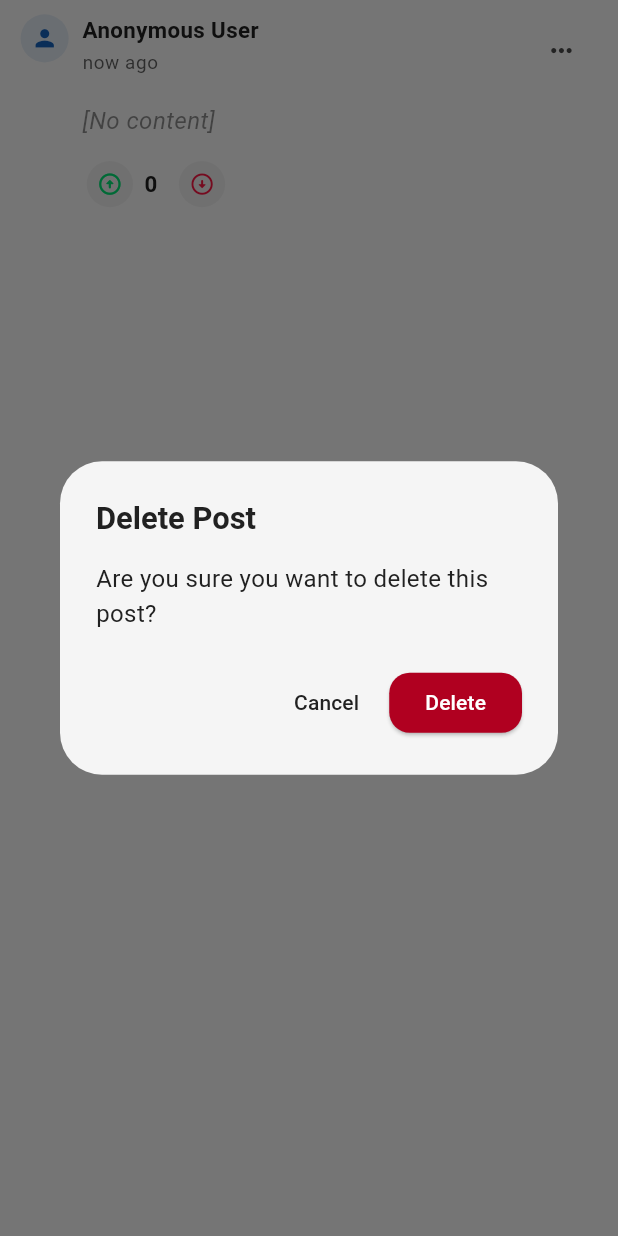
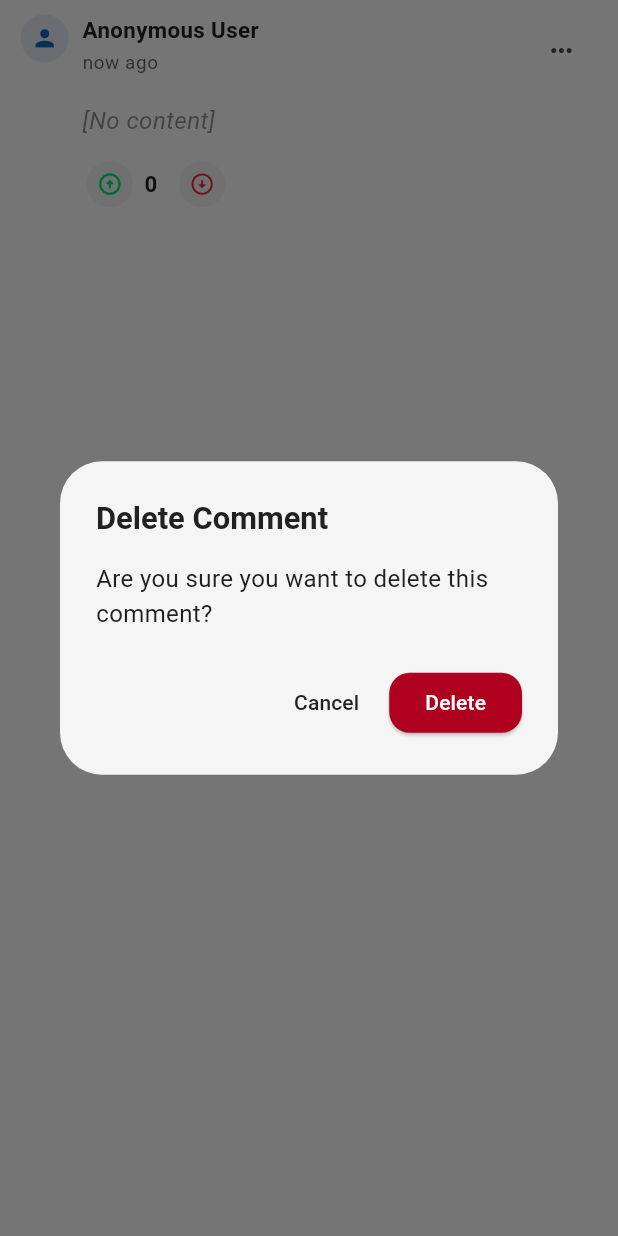
Before and after one commit to MahmoudShawky1612/LearneVerse, a Flutter app: the CommentItem widget shown alone on an empty page, opened directly with empty values, after a tap on the "keyboard control" icon, after a tap on "Delete", on a phone screen of 412 x 824 dp. Run offline on Flutter 3.47's test engine with Material 3 defaults, Android fonts, the phone set to English and light mode, and no system bars; our stand-ins replace bloc, flutter_bloc, flutter_screenutil, flutter_secure_storage, font_awesome_flutter, go_router and 8 more; accounts and stored records are empty; network calls fail.

Commit message:
edit and delete comment done successfully, el7amdullah

```diff
--- a/lib/features/profile/presentation/widgets/build_comments.dart
+++ b/lib/features/profile/presentation/widgets/build_comments.dart
@@ -37,9 +37,7 @@ class BuildComments extends StatelessWidget {
       itemBuilder: (BuildContext context, int index) {
         return CommentItem(
           comment: comments[index],
-          delete: delete,
-          edit: edit,
-        );
+          );
       },
     );
   }
--- a/lib/features/profile/presentation/widgets/comment_item.dart
+++ b/lib/features/profile/presentation/widgets/comment_item.dart
@@ -6,6 +6,9 @@ import 'package:flutterwidgets/features/comments/services/comment_service.dart';
 import 'package:flutterwidgets/utils/token_storage.dart';
 import 'package:flutterwidgets/utils/url_helper.dart';
 import 'package:go_router/go_router.dart';
+import 'package:flutterwidgets/features/profile/logic/cubit/user_comments_cubit.dart';
+import 'package:flutterwidgets/features/profile/logic/cubit/user_comments_states.dart';
+import 'package:flutterwidgets/features/profile/services/user_comments.service.dart';
 
 import '../../../../utils/jwt_helper.dart';
 import '../../../comments/data/models/comment_model.dart';
@@ -17,14 +20,10 @@ import '../../../home/presentation/widgets/vote_button.dart';
 
 class CommentItem extends StatefulWidget {
   final Comment comment;
-  final Function? delete;
-  final Function? edit;
 
   const CommentItem({
     super.key,
     required this.comment,
-    this.delete,
-    this.edit,
   });
 
   @override
@@ -51,8 +50,6 @@ class _CommentItemState extends State<CommentItem> {
     downVoteColor = widget.comment.voteType == "DOWNVOTE"
         ? const Color(0xFFFF1744)
         : Colors.grey;
-    print('Vote Counter: ${widget.comment.voteCounter}');
-    print('Vote Type: ${widget.comment.voteType}');
     _checkIfAuthor();
   }
 
@@ -88,7 +85,18 @@ class _CommentItemState extends State<CommentItem> {
         BlocProvider<DownvoteCommentCubit>(
           create: (context) => DownvoteCommentCubit(CommentService()),
         ),
+        BlocProvider<UserCommentsCubit>(
+          create: (context) => UserCommentsCubit(UserCommentsApiService()),
+        ),
       ],
+      child: BlocListener<UserCommentsCubit, UserCommentsState>(
+        listener: (context, state) {
+          if (state is UserCommentsError) {
+            ScaffoldMessenger.of(context).showSnackBar(
+              SnackBar(content: Text(state.message)),
+            );
+          }
+        },
         child: Column(
           crossAxisAlignment: CrossAxisAlignment.start,
           children: [
@@ -153,6 +161,7 @@ class _CommentItemState extends State<CommentItem> {
               ),
             ),
           ],
+        ),
       ),
     );
   }
@@ -265,7 +274,7 @@ class _CommentItemState extends State<CommentItem> {
           style: TextStyle(
               color: colorScheme.primary,
               fontWeight: FontWeight.w600,
-            fontSize: 12.sp,
+              fontSize:12.sp
           ),
         ),
       ),
@@ -377,6 +386,7 @@ class _CommentItemState extends State<CommentItem> {
 
   void _showEditCommentDialog(String content) {
     final comment = widget.comment;
+    final userId = widget.comment.author.id;
 
     showDialog(
       context: context,
@@ -447,16 +457,12 @@ class _CommentItemState extends State<CommentItem> {
             ),
             ElevatedButton(
               onPressed: () {
-                final newContent = commentController.text.trim();
-                if (newContent.isNotEmpty && widget.edit != null) {
-                  setState(() {
-                    isMenuVisible = false;
-                  });
-                  Future.delayed(Duration.zero, () {
-                    widget.edit!(widget.comment, newContent);
-                  });
+                context.read<UserCommentsCubit>().updateComment(
+                  userId,
+                  comment.id,
+                  commentController.text.trim(),
+                );
                 Navigator.pop(context);
-                }
               },
               style: ElevatedButton.styleFrom(
                 backgroundColor: colorScheme.primary,
@@ -472,7 +478,9 @@ class _CommentItemState extends State<CommentItem> {
       },
     );
   }
+
   void _showDeleteConfirmationDialog() {
+    final userId = widget.comment.author.id;
     showDialog<void>(
       context: context,
       builder: (context) {
@@ -482,7 +490,7 @@ void _showDeleteConfirmationDialog() {
         return AlertDialog(
           backgroundColor: theme.cardColor,
           title: Text(
-          'Delete Post',
+            'Delete Comment',
             style: TextStyle(
               color: colorScheme.onSurface,
               fontSize: 18.sp,
@@ -490,7 +498,7 @@ void _showDeleteConfirmationDialog() {
             ),
           ),
           content: Text(
-          'Are you sure you want to delete this post?',
+            'Are you sure you want to delete this comment?',
             style: TextStyle(
               color: colorScheme.onSurface,
               fontSize: 14.sp,
@@ -506,8 +514,8 @@ void _showDeleteConfirmationDialog() {
             ),
             ElevatedButton(
               onPressed: () {
+                context.read<UserCommentsCubit>().deleteComment(userId, widget.comment.id);
                 Navigator.pop(context);
-              // Implement delete logic here (e.g., call an API or notify parent)
               },
               style: ElevatedButton.styleFrom(
                 backgroundColor: colorScheme.error,
```
Also changed, not shown: lib/features/profile/logic/cubit/user_comments_cubit.dart (+24 -0 lines), lib/features/profile/services/user_comments.service.dart (+39 -1 lines). Lines whose indentation alone changed are shown as unchanged.
